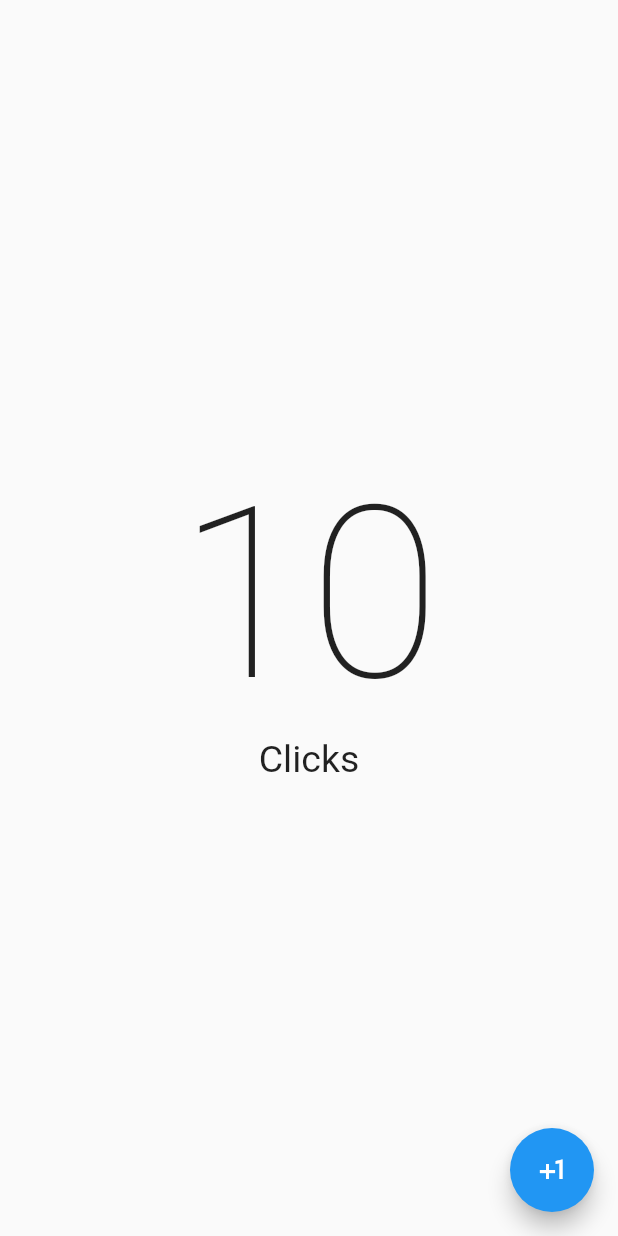
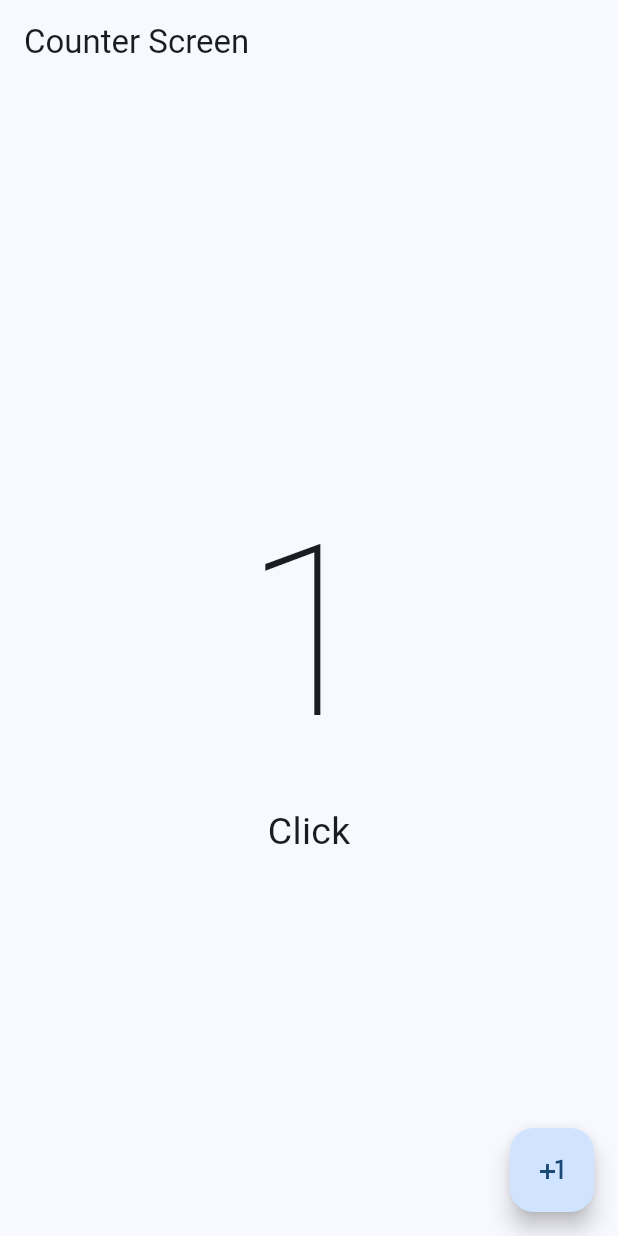
Before and after one commit to fellgar246/flutter_app1, a Flutter app: the screen it shows after launch, after a tap on the "plus one" icon, on a phone screen of 412 x 824 dp. Run offline on Flutter 3.47's test engine with Material 2 defaults, Android fonts, the phone set to English and light mode, and no system bars.

Commit message:
refactor click counter

```diff
--- a/lib/main.dart
+++ b/lib/main.dart
@@ -10,9 +10,13 @@ class MyApp extends StatelessWidget {
 
   @override
   Widget build(BuildContext context) {
-    return const MaterialApp(
+    return MaterialApp(
       debugShowCheckedModeBanner: false,
-      home: CounterScreen()
+      theme: ThemeData(
+        useMaterial3: true,
+        colorSchemeSeed: Colors.blue
+      ),
+      home: const CounterScreen()
     );
   }
 }
--- a/lib/presentation/screens/counter/counter_screen.dart
+++ b/lib/presentation/screens/counter/counter_screen.dart
@@ -1,23 +1,36 @@
 import 'package:flutter/material.dart';
 
-class CounterScreen extends StatelessWidget {
+class CounterScreen extends StatefulWidget {
   const CounterScreen({super.key});
+
+  @override
+  State<CounterScreen> createState() => _CounterScreenState();
+}
+
+class _CounterScreenState extends State<CounterScreen> {
+  int clickCounter = 0;
 
   @override
   Widget build(BuildContext context) {
     return Scaffold(
+      appBar: AppBar(
+        title: const Text('Counter Screen'),
+      ),
       body: Center(
           child: Column(
         mainAxisAlignment: MainAxisAlignment.center,
-            children: const [
-                Text('10', style: TextStyle(fontSize: 160, fontWeight: FontWeight.w100)),
-                Text('Clicks', style: TextStyle( fontSize: 25))
+        children: [
+          Text('$clickCounter',
+              style:
+                  const TextStyle(fontSize: 160, fontWeight: FontWeight.w100)),
+          Text('Click${clickCounter == 1 ? '': 's'}', style: const TextStyle(fontSize: 25))
         ],
-          )
-        ),
+      )),
       floatingActionButton: FloatingActionButton(
         onPressed: () {
-
+          setState(() {
+            clickCounter++;
+          });
         },
         child: const Icon(Icons.plus_one),
       ),
```
Lines whose indentation alone changed are shown as unchanged.
